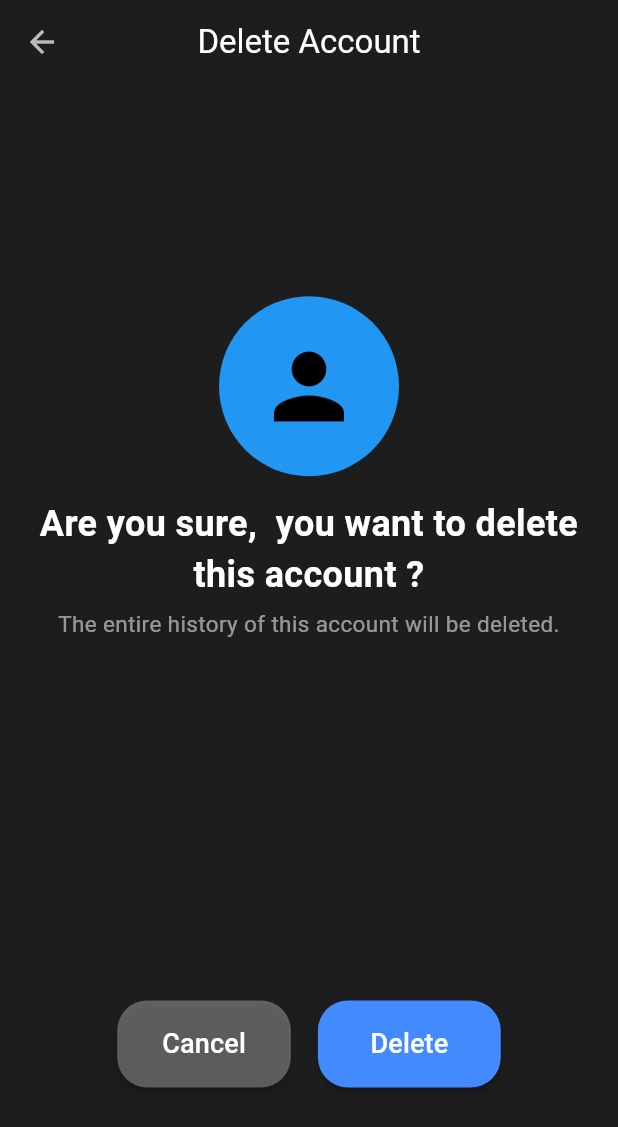
After one commit to Eshwarnath24/Movie-Vault, a Flutter app: the DeleteAccount screen opened directly, on a phone screen of 412 x 824 dp. The commit adds this screen. Shown: the top 1127 px of the screen. Run offline on Flutter 3.47's test engine with Material 3 defaults, Android fonts, the phone set to English and light mode, and no system bars; our stand-ins replace carousel_slider, flutter_svg, video_player, youtube_player_flutter.

Commit message:
do menu buttons

```diff
--- a/lib/main.dart
+++ b/lib/main.dart
@@ -1,6 +1,5 @@
 import 'package:flutter/material.dart';
 import 'package:ott/pages/Authorization/splashScreen.dart';
-import 'package:ott/pages/Main/movieVault.dart';
 
 void main() {
   runApp(const MainApp());
--- /dev/null
+++ b/lib/pages/Menu/deleteAccount.dart
@@ -0,0 +1,146 @@
+import 'package:flutter/material.dart';
+import 'package:ott/pages/Authorization/signin.dart';
+
+class DeleteAccount extends StatefulWidget {
+  final String title;
+  const DeleteAccount({super.key, required this.title});
+
+  @override
+  State<DeleteAccount> createState() => _DeleteAccountState();
+}
+
+class _DeleteAccountState extends State<DeleteAccount> {
+  @override
+  Widget build(BuildContext context) {
+    return SafeArea(
+      child: Scaffold(
+        appBar: AppBar(
+          title: Text(widget.title, style: TextStyle(color: Colors.white)),
+          centerTitle: true,
+        ),
+        body: Center(
+          child: Column(
+            crossAxisAlignment: CrossAxisAlignment.center,
+            mainAxisAlignment: MainAxisAlignment.center,
+            children: [
+              Expanded(
+                flex: 4,
+                child: Column(
+                  crossAxisAlignment: CrossAxisAlignment.center,
+                  mainAxisAlignment: MainAxisAlignment.center,
+                  children: [
+                    CircleAvatar(
+                      radius: 60,
+                      child: Icon(Icons.person_sharp, size: 70),
+                    ),
+                    SizedBox(height: 15),
+                    Text(
+                      "Are you sure,  you want to delete \nthis account ?",
+                      style: TextStyle(
+                        fontSize: 24,
+                        fontWeight: FontWeight.bold,
+                        color: Colors.white,
+                      ),
+                      textAlign: TextAlign.center,
+                    ),
+                    SizedBox(height: 5),
+                    Text(
+                      "The entire history of this account will be deleted.",
+                      style: TextStyle(fontSize: 15, color: Colors.white54),
+                      textAlign: TextAlign.center,
+                    ),
+                  ],
+                ),
+              ),
+
+              Expanded(
+                flex: 2,
+                child: Row(
+                  crossAxisAlignment: CrossAxisAlignment.center,
+                  mainAxisAlignment: MainAxisAlignment.center,
+                  children: [
+                    MaterialButton(
+                      onPressed: () {
+                        Navigator.pop(context);
+                      },
+                      color: Colors.white30,
+                      padding: EdgeInsets.symmetric(
+                        horizontal: 30,
+                        vertical: 16,
+                      ),
+                      shape: RoundedRectangleBorder(
+                        borderRadius: BorderRadius.circular(20),
+                      ),
+                      child: Text(
+                        "Cancel",
+                        style: TextStyle(color: Colors.white, fontSize: 18),
+                      ),
+                    ),
+                    SizedBox(width: 18),
+                    MaterialButton(
+                      onPressed: () {
+                        showDialog(
+                          context: context,
+                          builder: (BuildContext context) {
+                            return AlertDialog(
+                              title: Text("Confirm Delete"),
+                              content: Text(
+                                "Are you sure you want to delete your account? This action cannot be undone.",
+                              ),
+                              actions: [
+                                TextButton(
+                                  onPressed: () {
+                                    Navigator.of(
+                                      context,
+                                    ).pop();
+                                  },
+                                  child: Text("Cancel"),
+                                ),
+
+                                TextButton(
+                                  onPressed: () {
+                                    Navigator.push(
+                                      context,
+                                      MaterialPageRoute(builder: (context) => Signin()),
+                                    );
+                                    print("Account deleted");
+                                  },
+                                  child: Text(
+                                    "Delete",
+                                    style: TextStyle(
+                                      fontWeight: FontWeight.bold,
+                                      color: Colors.red,
+                                    ),
+                                  ),
+                                ),
+                              ],
+                            );
+                          },
+                        );
+                      },
+                      color: Colors.blueAccent,
+                      padding: EdgeInsets.symmetric(
+                        horizontal: 35,
+                        vertical: 16,
+                      ),
+                      shape: RoundedRectangleBorder(
+                        borderRadius: BorderRadius.circular(20),
+                      ),
+                      child: Text(
+                        "Delete",
+                        style: TextStyle(
+                          color: Colors.white,
+                          fontSize: 18,
+                        ),
+                      ),
+                    ),
+                  ],
+                ),
+              ),
+            ],
+          ),
+        ),
+      ),
+    );
+  }
+}
--- a/pubspec.yaml
+++ b/pubspec.yaml
@@ -32,3 +32,4 @@ flutter:
     - assets/images/star_wars.jpg
     - assets/images/titanic.jpg
     - assets/images/codeSent.png
+    - assets/images/india_flag.png
```
Also changed, not shown: lib/pages/Main/movieVault.dart (+22 -12 lines), lib/pages/Menu/contactSupport.dart (added, +70 -0 lines), lib/pages/Menu/language.dart (added, +87 -0 lines), assets/images/india_flag.png (added).
